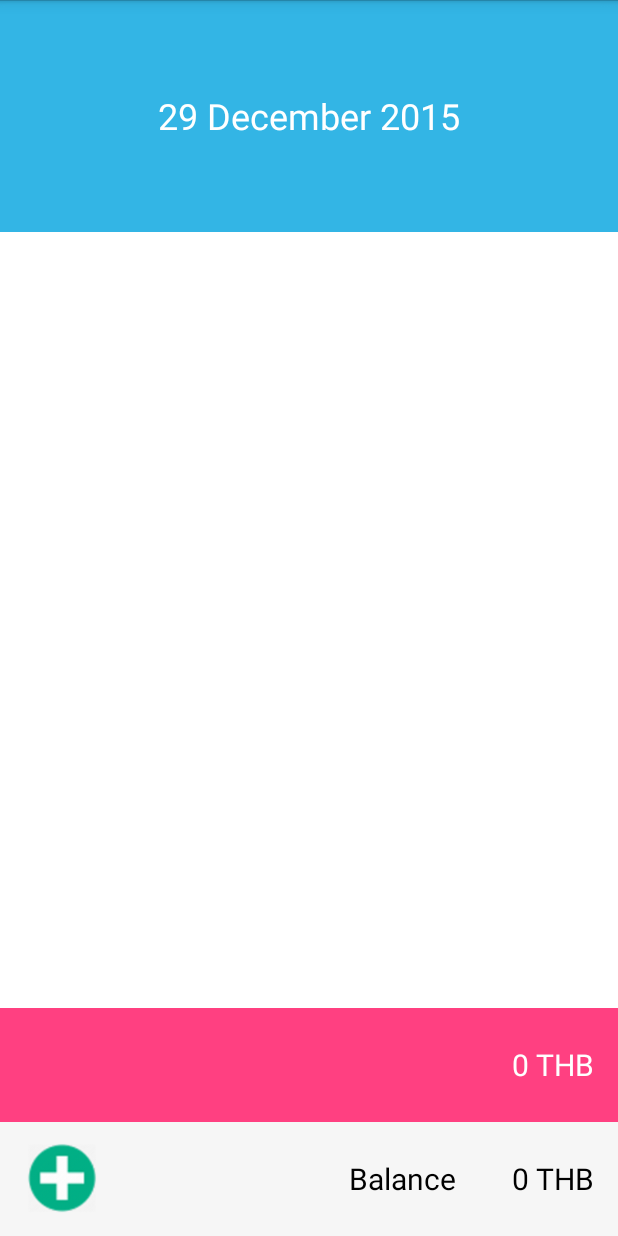
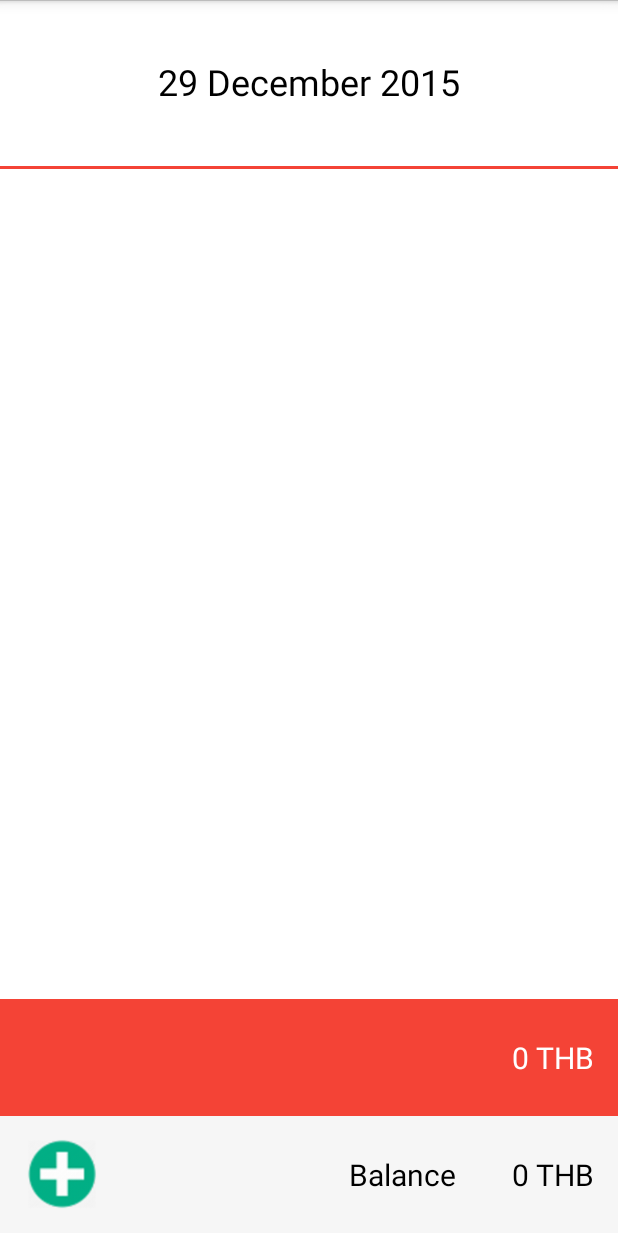
Before and after one commit to farmstyle1/plan-me, an Android app: the screen it shows after launch (MainActivity), on a phone screen of 412 x 824 dp. Run offline under Robolectric (Android 15) with nearby library versions, the phone set to English and light mode, and no system bars.

Commit message:
wrong pull

```diff
--- a/app/src/main/java/com/pinbook/planme/MainActivity.java
+++ b/app/src/main/java/com/pinbook/planme/MainActivity.java
@@ -24,8 +24,8 @@ import java.util.Locale;
 
 public class MainActivity extends FragmentActivity {
     private MyDBHelper dbHelper;
-    public int currentPage,dayOfMonth,monthMaxDays,thisMonth;
-    private String date;
+    public int dayOfMonth,monthMaxDays,monthNum;
+    private String  monthName;
     private ArrayList<ListActivityModel> listActivityModel;
     private ListView listViewActivity;
 
@@ -41,14 +41,16 @@ public class MainActivity extends FragmentActivity {
         dbHelper.openDB();
         // Get Day of Month & How many Day
         Calendar c = Calendar.getInstance();
-        int monthMaxDays = c.getActualMaximum(Calendar.DAY_OF_MONTH);
-        int dayOfMonth = c.get(Calendar.DAY_OF_MONTH);
-        String month = String.format(Locale.ENGLISH,"%tB",c);
-        //Log.i("Check",month);
+        monthMaxDays = c.getActualMaximum(Calendar.DAY_OF_MONTH);
+        dayOfMonth = c.get(Calendar.DAY_OF_MONTH);
+        monthName = String.format(Locale.ENGLISH,"%tB",c);
+        monthNum = c.get(Calendar.MONTH);
+
+
 
 
         ViewPager viewPager = (ViewPager)findViewById(R.id.pager);
-        DayAdapter adapter = new DayAdapter(getSupportFragmentManager(),monthMaxDays,dayOfMonth,month);
+        DayAdapter adapter = new DayAdapter(getSupportFragmentManager(),monthMaxDays,dayOfMonth,monthName);
         viewPager.setAdapter(adapter);
         viewPager.setCurrentItem(dayOfMonth - 1);
 
--- a/app/src/main/res/layout/fragment_day.xml
+++ b/app/src/main/res/layout/fragment_day.xml
@@ -9,8 +9,7 @@
         android:id="@+id/topLayout"
         android:layout_width="fill_parent"
         android:layout_height="0dp"
-        android:layout_weight="6"
-        android:background="@color/holoColor"
+        android:layout_weight="4"
         android:orientation="vertical">
 
         <com.pinbook.planme.AutoResizeTextView
@@ -19,14 +18,19 @@
             android:layout_weight="2"
             android:text="29 December 2015"
             android:gravity="center"
-
-            android:textColor="@color/white"
             android:textSize="24sp"
 
             />
 
-
+        <View
+            android:layout_width="fill_parent"
+            android:layout_height="2dp"
+            android:background="#ffffff"/>
     </LinearLayout>
+    <View
+        android:layout_width="fill_parent"
+        android:layout_height="2dp"
+        android:background="@color/red"/>
 
 
 
@@ -41,7 +45,7 @@
         android:layout_width="fill_parent"
         android:layout_height="50sp"
         android:layout_weight="1"
-        android:background="@color/colorAccent">
+        android:background="@color/red">
 
         <com.pinbook.planme.AutoResizeTextView
             android:id="@+id/total"
@@ -82,5 +86,8 @@
             android:textColor="@color/black"/>
     </LinearLayout>
 
-
+    <View
+        android:layout_width="fill_parent"
+        android:layout_height="2dp"
+        android:background="#ffffff"/>
 </LinearLayout>
--- a/app/src/main/res/values/colors.xml
+++ b/app/src/main/res/values/colors.xml
@@ -6,9 +6,8 @@
     <color name="white">#FFF</color>
     <color name="black">#000</color>
     <color name="gray">#f6f6f6</color>
-
-
     <color name="holoColor">#33b5e5</color>
+    <color name="red">#F44336</color>
 
 
 
```
Also changed, not shown: 209 other files.
